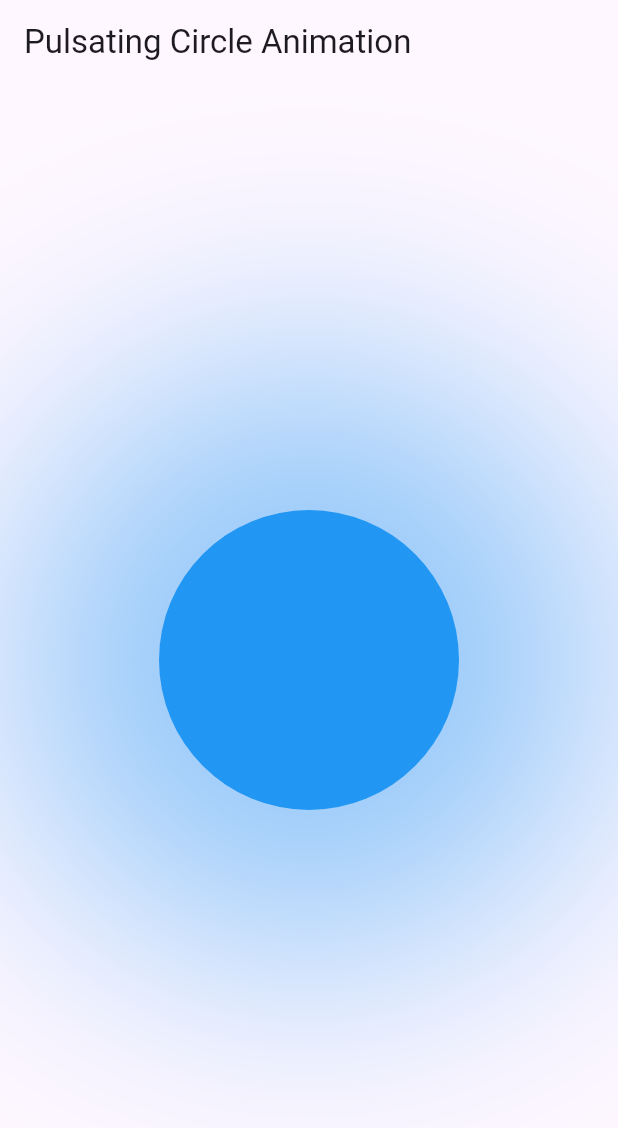
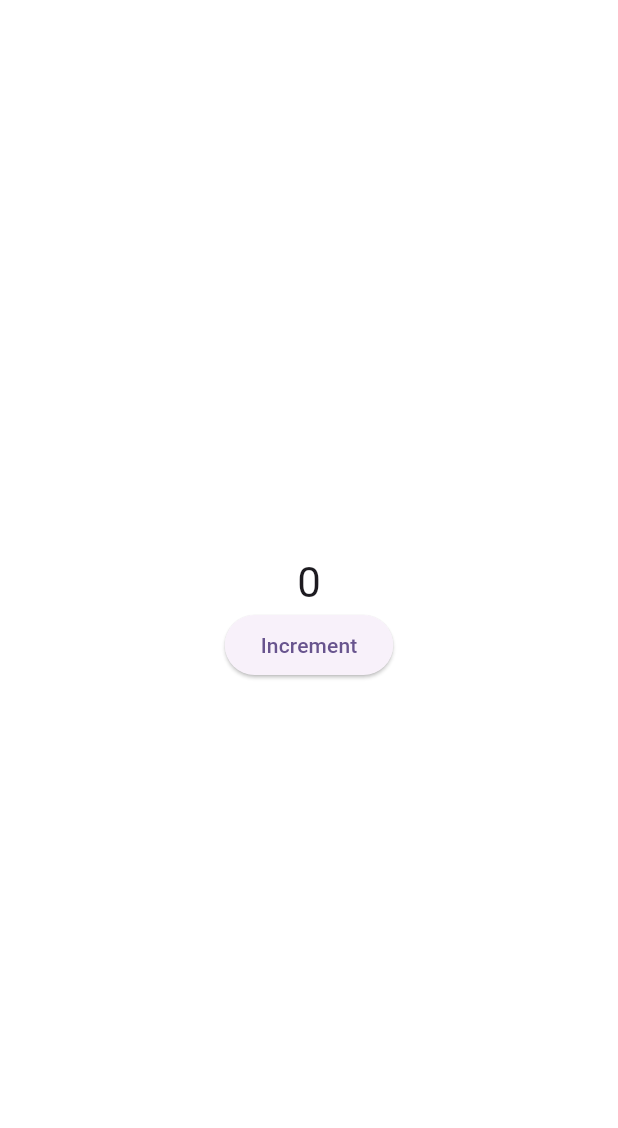
Before and after one commit to MudasirHussain72/Flutter-Animations, a Flutter app: the screen it shows after launch, on a phone screen of 412 x 824 dp. Shown: the top 1128 px of the screen. Run offline on Flutter 3.47's test engine with Material 3 defaults, Android fonts, the phone set to English and light mode, and no system bars.

Commit message:
Adding Implicit Animation examples

```diff
--- /dev/null
+++ b/lib/implicit_examples/animated_default_text_style.dart
@@ -0,0 +1,45 @@
+import 'package:flutter/material.dart';
+
+/// Flutter code sample for [DefaultTextStyle].
+
+class DefaultTextStyleExample extends StatefulWidget {
+  const DefaultTextStyleExample({super.key});
+
+  @override
+  State<DefaultTextStyleExample> createState() =>
+      _DefaultTextStyleExampleState();
+}
+
+class _DefaultTextStyleExampleState extends State<DefaultTextStyleExample> {
+  bool isAnimate = false;
+  @override
+  Widget build(BuildContext context) {
+    return Scaffold(
+      appBar: AppBar(title: const Text('DefaultTextStyle.merge Sample')),
+      // Inherit MaterialApp text theme and override font size and font weight.
+      body: Column(
+        mainAxisAlignment: MainAxisAlignment.center,
+        children: [
+          AnimatedDefaultTextStyle(
+            duration: Duration(milliseconds: 1500),
+            style: TextStyle(
+              color: Colors.amber,
+              fontSize: isAnimate ? 50 : 24,
+              fontWeight: FontWeight.bold,
+            ),
+            child: const Center(
+              child: Text('Flutter'),
+            ),
+          ),
+          TextButton(
+              onPressed: () {
+                setState(() {
+                  isAnimate = !isAnimate;
+                });
+              },
+              child: Text('animate'))
+        ],
+      ),
+    );
+  }
+}
--- /dev/null
+++ b/lib/implicit_examples/animated_switcher_example.dart
@@ -0,0 +1,47 @@
+import 'package:flutter/material.dart';
+
+class AnimatedSwitcherExample extends StatefulWidget {
+  const AnimatedSwitcherExample({super.key});
+
+  @override
+  State<AnimatedSwitcherExample> createState() =>
+      _AnimatedSwitcherExampleState();
+}
+
+class _AnimatedSwitcherExampleState extends State<AnimatedSwitcherExample> {
+  int _count = 0;
+
+  @override
+  Widget build(BuildContext context) {
+    return ColoredBox(
+      color: Colors.white,
+      child: Column(
+        mainAxisAlignment: MainAxisAlignment.center,
+        children: <Widget>[
+          AnimatedSwitcher(
+            duration: const Duration(milliseconds: 500),
+            transitionBuilder: (Widget child, Animation<double> animation) {
+              return ScaleTransition(scale: animation, child: child);
+            },
+            child: Text(
+              '$_count',
+              // This key causes the AnimatedSwitcher to interpret this as a "new"
+              // child each time the count changes, so that it will begin its animation
+              // when the count changes.
+              key: ValueKey<int>(_count),
+              style: Theme.of(context).textTheme.headlineMedium,
+            ),
+          ),
+          ElevatedButton(
+            child: const Text('Increment'),
+            onPressed: () {
+              setState(() {
+                _count += 1;
+              });
+            },
+          ),
+        ],
+      ),
+    );
+  }
+}
--- a/lib/main.dart
+++ b/lib/main.dart
@@ -1,8 +1,6 @@
-import 'package:animation_starter_code/implicit_examples/animated_color_pallete.dart';
-import 'package:animation_starter_code/implicit_examples/animated_shopping_cart_button.dart';
+import 'package:animation_starter_code/implicit_examples/animated_size_example.dart';
+import 'package:animation_starter_code/implicit_examples/animated_switcher_example.dart';
 import 'package:flutter/material.dart';
-
-import 'implicit_examples/animated_tween_animation_builder_example.dart';
 
 void main() {
   runApp(const MyApp());
@@ -19,7 +17,7 @@ class MyApp extends StatelessWidget {
         colorScheme: ColorScheme.fromSeed(seedColor: Colors.deepPurple),
         useMaterial3: true,
       ),
-      home: PulsatingCircleAnimation(),
+      home: AnimatedSwitcherExample(),
     );
   }
 }
```
Also changed, not shown: lib/implicit_examples/animated_align_example.dart (added, +43 -0 lines), lib/implicit_examples/animated_cross_fade_example.dart (added, +103 -0 lines), lib/implicit_examples/animated_rotation_example.dart (added, +39 -0 lines), lib/implicit_examples/animated_scale_example.dart (added, +39 -0 lines), lib/implicit_examples/animated_size_example.dart (added, +38 -0 lines), lib/implicit_examples/animated_tween_animation_builder_example.dart (+26 -2 lines).
